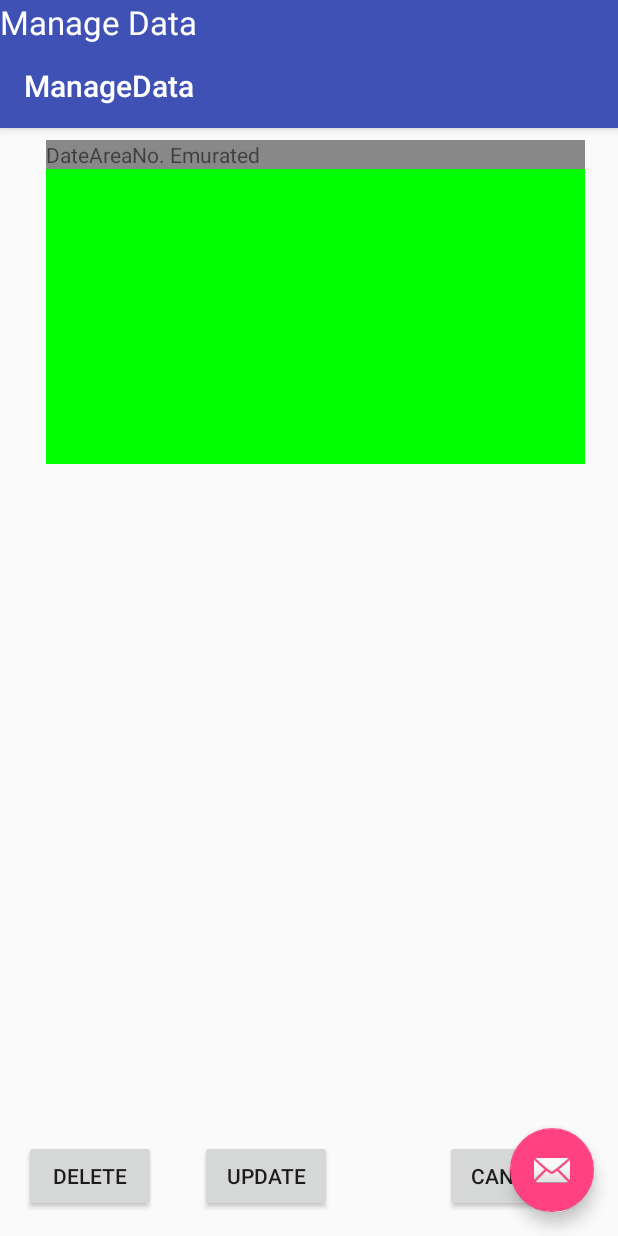
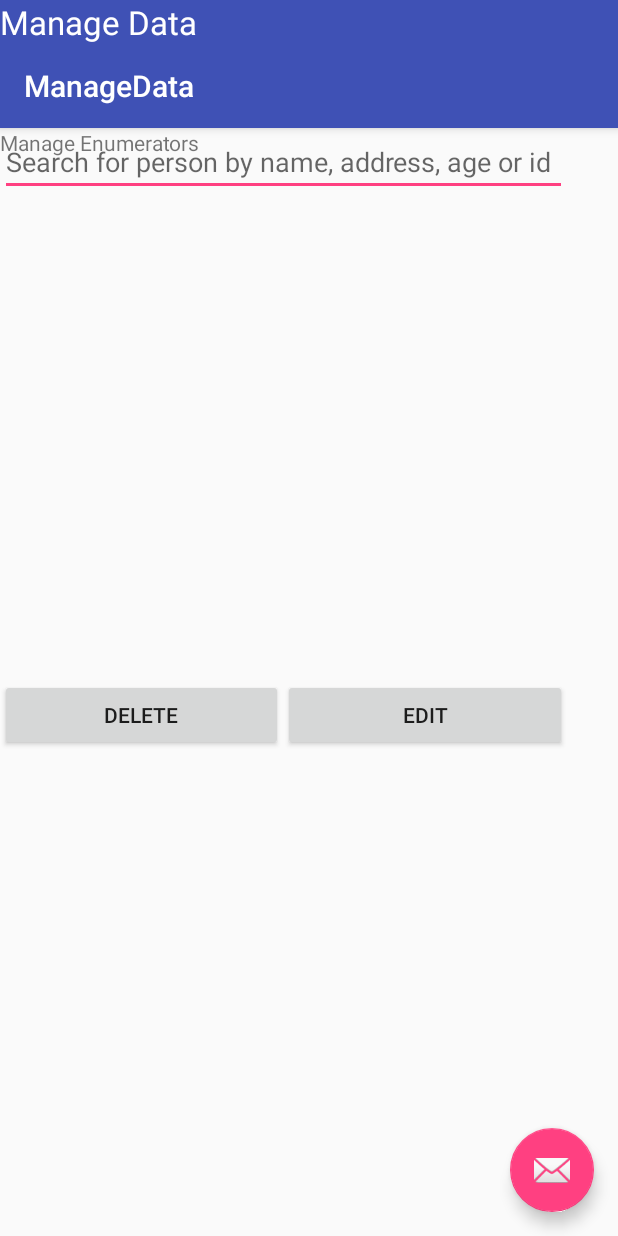
Before and after one commit to nahomwosenu/Sensus-System-Android-, an Android app: the ManageData screen opened directly, with no data from a screen before it, on a phone screen of 412 x 824 dp. Run offline under Robolectric (Android 15) with nearby library versions, the light colour scheme and no system bars.

Commit message:
Improved Searching Algorithm

```diff
--- a/app/src/main/java/amu/haimanot/censussystem4arbaminch/ManageData.java
+++ b/app/src/main/java/amu/haimanot/censussystem4arbaminch/ManageData.java
@@ -7,16 +7,28 @@ import android.support.design.widget.Snackbar;
 import android.support.v7.app.AppCompatActivity;
 import android.support.v7.widget.LinearLayoutCompat;
 import android.support.v7.widget.Toolbar;
+import android.view.KeyEvent;
 import android.view.View;
 import android.view.ViewGroup;
+import android.widget.Button;
+import android.widget.EditText;
 import android.widget.GridLayout;
 import android.widget.LinearLayout;
 import android.widget.TableLayout;
 import android.widget.TableRow;
 import android.widget.TextView;
 
+import java.util.HashMap;
+
 public class ManageData extends AppCompatActivity {
 
+    private LinearLayout tabData;
+    private LinearLayout tabEnum;
+    private LinearLayout tabReport;
+    private Button btnDelete;
+    private Button btnEdit;
+    private GridLayout dataGrid;
+    private EditText etSearch;
     @Override
     protected void onCreate(Bundle savedInstanceState) {
         super.onCreate(savedInstanceState);
@@ -32,31 +44,48 @@ public class ManageData extends AppCompatActivity {
                         .setAction("Action", null).show();
             }
         });
-        TableRow row=new TableRow(this);
-        row.setBackgroundColor(Color.GRAY);
-        TableRow.LayoutParams params=new TableRow.LayoutParams(TableRow.LayoutParams.MATCH_PARENT,TableRow.LayoutParams.MATCH_PARENT);
-        row.setLayoutParams(params);
-
-        TableLayout layout=(TableLayout)findViewById(R.id.tblFormData);
-        layout.setBackgroundColor(Color.GREEN);
-        TextView title1=new TextView(this);
-        title1.setText("Date");
-        TextView title2=new TextView(this);
-        title2.setText("Area");
-        TextView title3=new TextView(this);
-        title3.setText("No. Emurated");
-
-        GridLayout tempLayout=new GridLayout(this);
-        tempLayout.setColumnCount(3);
-        tempLayout.setRowCount(1);
-        tempLayout.addView(title1);
-        tempLayout.addView(title2);
-        tempLayout.addView(title3);
-
-        row.addView(tempLayout);
-        layout.addView(row);
-
-
+        etSearch=(EditText)findViewById(R.id.etSearchInput);
+        tabData=(LinearLayout)findViewById(R.id.Data);
+        tabEnum=(LinearLayout)findViewById(R.id.Enumerator);
+        tabReport=(LinearLayout)findViewById(R.id.Report);
+        btnDelete=(Button)findViewById(R.id.btnDelete);
+        btnEdit=(Button)findViewById(R.id.btnEdit);
+        etSearch.setOnEditorActionListener(
+                new TextView.OnEditorActionListener() {
+                    @Override
+                    public boolean onEditorAction(TextView v, int actionId, KeyEvent event) {
+                        search(etSearch.getText().toString());
+                        return true;
+                    }
+                }
+        );
+    }
+    public void search(String term){
+        HashMap map=new HashMap();
+        //Pre process the input term
+        if(term.contains(" ")){
+            String[] temp=term.split(" ");
+            if(temp.length==2){
+                map.put("mode","2");
+                map.put("firstname",temp[0]);
+                map.put("lastname",temp[1]);
+            }
+            else if(temp.length==3){
+                map.put("mode","3");
+                map.put("firstname",temp[0]);
+                map.put("lastname",temp[1]);
+                map.put("middlename",temp[2]);
+            }
+        }
+        else if(term.startsWith("p")){
+            map.put("mode",4);
+            map.put("id",term);
+        }
+        else{
+            map.put("mode","1");
+            map.put("term",term);
+        }
+        //preprocessing complete
 
     }
 
--- a/app/src/main/res/layout/content_manage_data.xml
+++ b/app/src/main/res/layout/content_manage_data.xml
@@ -8,51 +8,88 @@
     tools:context="amu.haimanot.censussystem4arbaminch.ManageData"
     tools:showIn="@layout/activity_manage_data">
 
+    <TabHost
+        android:layout_width="378dp"
+        android:layout_height="484dp"
+        tools:layout_editor_absoluteX="4dp"
+        tools:layout_editor_absoluteY="4dp">
+
+        <LinearLayout
+            android:layout_width="match_parent"
+            android:layout_height="match_parent"
+            android:orientation="vertical">
+
+            <TabWidget
+                android:id="@android:id/tabs"
+                android:layout_width="match_parent"
+                android:layout_height="wrap_content" />
+
+            <FrameLayout
+                android:id="@android:id/tabcontent"
+                android:layout_width="match_parent"
+                android:layout_height="match_parent">
+
+                <LinearLayout
+                    android:id="@+id/Data"
+                    android:layout_width="match_parent"
+                    android:layout_height="match_parent"
+                    android:orientation="vertical">
+
+                    <EditText
+                        android:id="@+id/etSearchInput"
+                        android:layout_width="match_parent"
+                        android:layout_height="wrap_content"
+                        android:ems="10"
+                        android:hint="Search for person by name, address, age or id "
+                        android:inputType="textWebEditText" />
+
+                    <GridLayout
+                        android:id="@+id/dataGrid"
+                        android:layout_width="match_parent"
+                        android:layout_height="322dp">
+
+                    </GridLayout>
+
+                    <LinearLayout
+                        android:layout_width="match_parent"
+                        android:layout_height="match_parent"
+                        android:orientation="horizontal">
+
                         <Button
-        android:id="@+id/button"
+                            android:id="@+id/btnDelete"
                             android:layout_width="wrap_content"
                             android:layout_height="wrap_content"
-        android:layout_marginBottom="16dp"
-        android:layout_marginLeft="16dp"
-        android:text="Delete"
-        app:layout_constraintBottom_toBottomOf="parent"
-        app:layout_constraintLeft_toLeftOf="parent" />
+                            android:layout_weight="0.27"
+                            android:text="Delete" />
 
                         <Button
-        android:id="@+id/button2"
+                            android:id="@+id/btnEdit"
                             android:layout_width="wrap_content"
                             android:layout_height="wrap_content"
-        android:layout_marginBottom="16dp"
-        android:text="Update"
-        app:layout_constraintBottom_toBottomOf="parent"
-        app:layout_constraintLeft_toRightOf="@+id/button"
-        android:layout_marginLeft="29dp"
-        app:layout_constraintRight_toLeftOf="@+id/button3"
-        android:layout_marginRight="8dp"
-        app:layout_constraintHorizontal_bias="0.0" />
+                            android:layout_weight="0.27"
+                            android:text="Edit" />
+                    </LinearLayout>
+                </LinearLayout>
 
-    <Button
-        android:id="@+id/button3"
+                <LinearLayout
+                    android:id="@+id/Enumerator"
+                    android:layout_width="match_parent"
+                    android:layout_height="match_parent"
+                    android:orientation="vertical">
+                <TextView
                     android:layout_width="wrap_content"
                     android:layout_height="wrap_content"
-        android:layout_marginBottom="16dp"
-        android:text="Cancel"
-        app:layout_constraintBottom_toBottomOf="parent"
-        android:layout_marginRight="27dp"
-        app:layout_constraintRight_toRightOf="parent" />
+                    android:text="Manage Enumerators"/>
+                </LinearLayout>
 
-    <TableLayout
-        android:id="@+id/tblFormData"
-        android:layout_width="359dp"
-        android:layout_height="216dp"
-        android:layout_marginLeft="8dp"
-        android:layout_marginStart="16dp"
-        android:layout_marginTop="8dp"
-        app:layout_constraintLeft_toLeftOf="parent"
-        app:layout_constraintTop_toTopOf="parent"
-        android:layout_marginRight="8dp"
-        app:layout_constraintRight_toRightOf="parent">
+                <LinearLayout
+                    android:id="@+id/Report"
+                    android:layout_width="match_parent"
+                    android:layout_height="match_parent"
+                    android:orientation="vertical">
 
-    </TableLayout>
-
+                </LinearLayout>
+            </FrameLayout>
+        </LinearLayout>
+    </TabHost>
 </android.support.constraint.ConstraintLayout>
```
Lines whose indentation alone changed are shown as unchanged.
